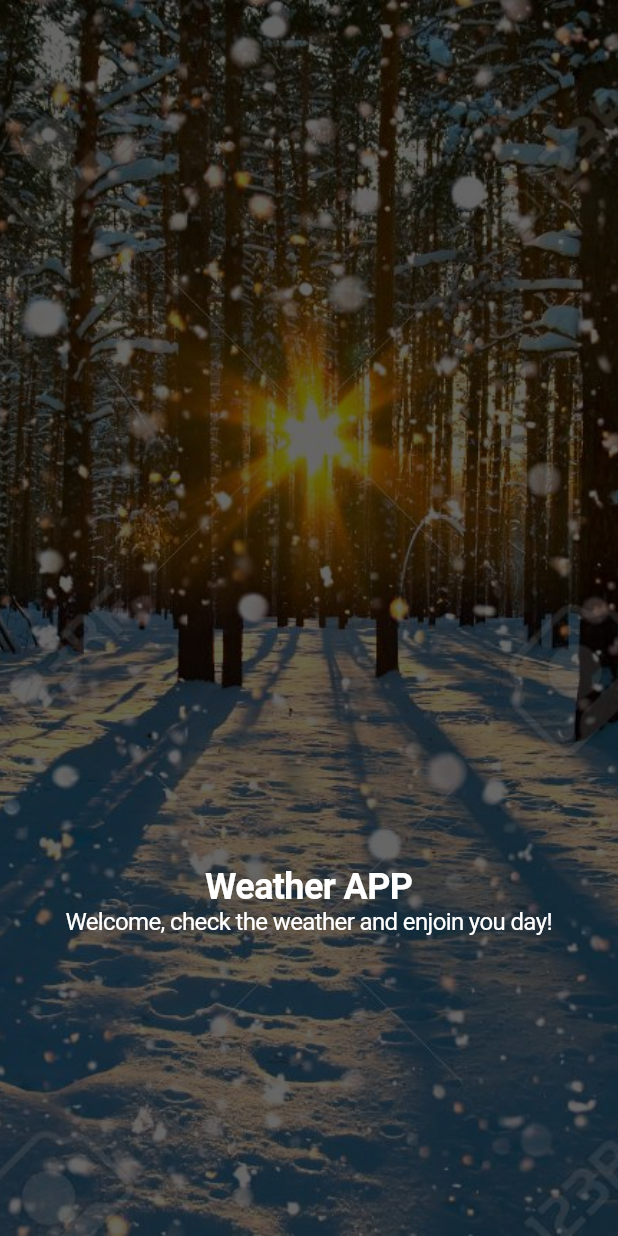
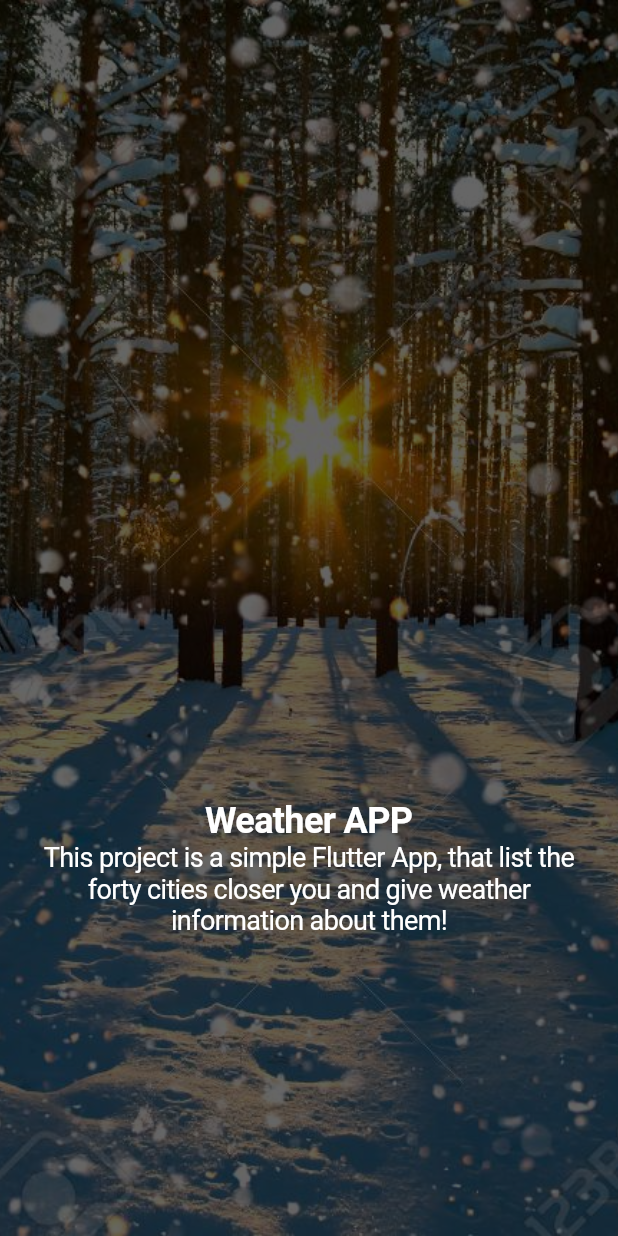
Before and after one commit to fabiolindemberg/futterWeatherCupertinoApp, a Flutter app: the screen it shows after launch, on a phone screen of 412 x 824 dp. Run offline on Flutter 3.47's test engine with Material 2 defaults, Android fonts, the phone set to English and light mode, and no system bars; our stand-ins replace geolocator; missing offline and left inert: geocoder.

Commit message:
Adding an activity indicator while load data, and provide better texts

```diff
--- a/lib/feature/cities_list/city_list.dart
+++ b/lib/feature/cities_list/city_list.dart
@@ -45,7 +45,7 @@ class _CityList extends State<CityList> {
   _noDataFoundMessage() {
     return Container(
       child: Center(
-        child: Text("No data found!"),
+        child: CupertinoActivityIndicator()
       ),
     );
   }
--- a/lib/feature/onboarding/onBoarding.dart
+++ b/lib/feature/onboarding/onBoarding.dart
@@ -12,9 +12,10 @@ class OnBoarding extends StatelessWidget {
 
   @override
   Widget build(BuildContext context) {
+    String description = "This project is a simple Flutter App, that list the forty cities closer you and give weather information about them!";
     return PageView(children: <Widget>[
-      this.pageItem(OnBoardingItem("lib/images/sun_snow.jpg", "Weather APP", "Welcome, check the weather and enjoin you day!", null)),
-      this.pageItem(OnBoardingItem("lib/images/sun_rain.jpg", "Thank you to join us!", "Get Started!", Button("Get Started Now!!", () {
+      this.pageItem(OnBoardingItem("lib/images/sun_snow.jpg", "Weather APP", description, null)),
+      this.pageItem(OnBoardingItem("lib/images/sun_rain.jpg", "Thank you to join us!", "Go ahead and check the weather around you!", Button("Get Started Now!!", () {
         Navigator.of(context).push(CupertinoPageRoute(builder: (contex) => CityList(CityServiceImpl())));
       }))),
 
@@ -35,7 +36,7 @@ class OnBoarding extends StatelessWidget {
         Container(color: Color(0x000000).withOpacity(0.6),),
         Center(
           child: Padding(
-            padding: const EdgeInsets.only(bottom: 200),
+            padding: const EdgeInsets.fromLTRB(24, 0, 24, 200),
             child: Column(
               mainAxisAlignment: MainAxisAlignment.end,
               children: <Widget>[
@@ -46,8 +47,9 @@ class OnBoarding extends StatelessWidget {
                   color: Colors.white),
                   ),
                 Text(item.secondaryText,
+                textAlign: TextAlign.center,
                 style: TextStyle(
-                  fontSize: 16,
+                  fontSize: 18,
                   color: Colors.white
                   ),
                 ),
```
